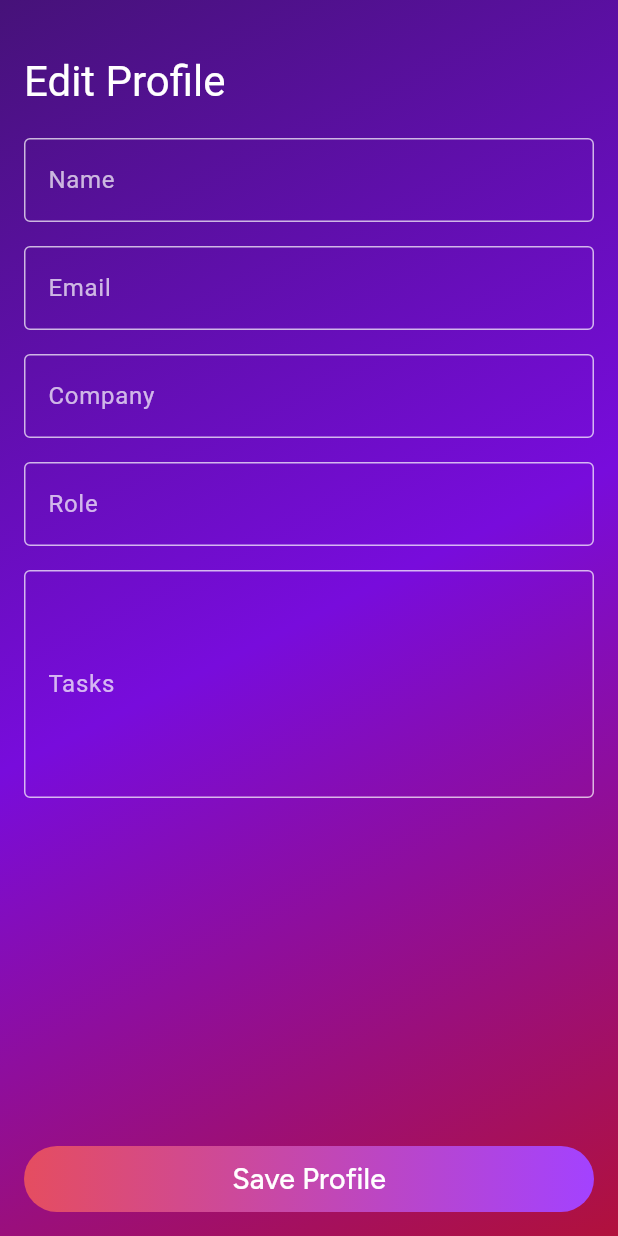
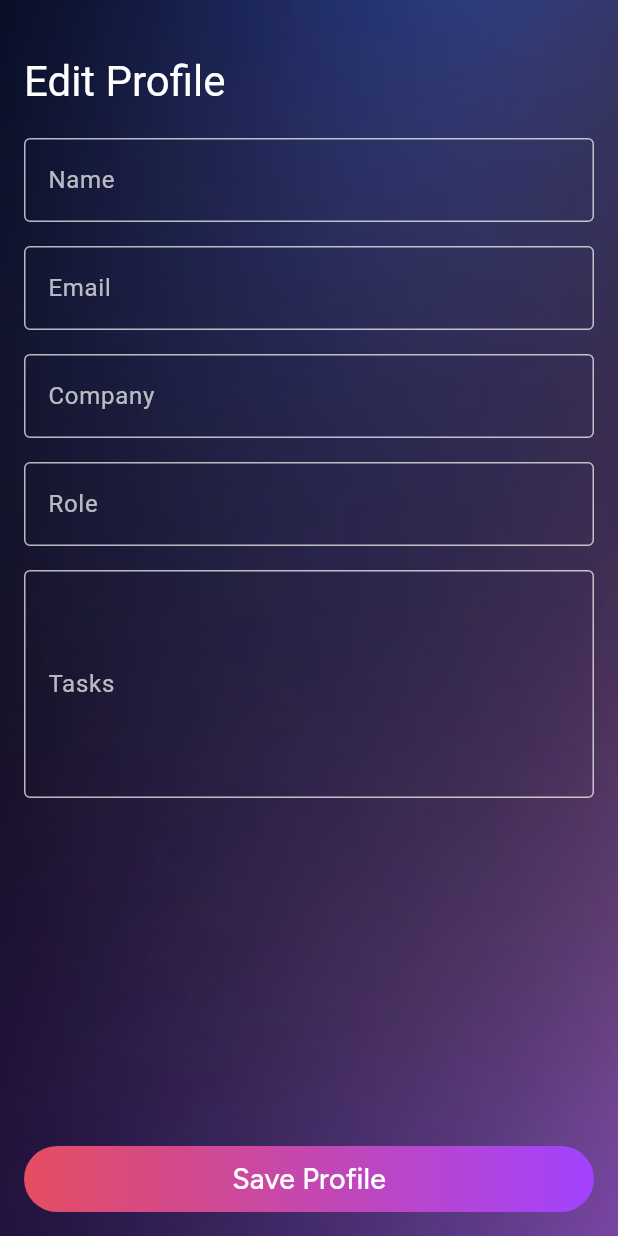
Before and after one commit to SajalDevX/hushh-connect, a Flutter app: the EditProfileScreen screen opened directly, on a phone screen of 412 x 824 dp. Run offline on Flutter 3.47's test engine with Material 3 defaults, Android fonts, the phone set to English and light mode, and no system bars; our stand-ins replace file_picker, firebase_auth, firebase_core, firebase_storage, flutter_image_compress, flutter_local_notifications and 8 more; missing offline and left inert: sharpapi_flutter_client, syncfusion_flutter_pdf; accounts and stored records are empty; project files that could hold a hidden picture were left out.

Commit message:
bug fixes

```diff
--- a/lib/main.dart
+++ b/lib/main.dart
@@ -95,7 +95,7 @@ class SplashScreen extends StatelessWidget {
     try {
       SharedPreferences prefs = await SharedPreferences.getInstance();
       // await prefs.clear();
-      await prefs.setInt('profile_progress', 6);
+      // await prefs.setInt('profile_progress', 6);
       // Check if Firebase authentication is valid
       bool isAuthenticated = FirebaseAuth.instance.currentUser != null;
       bool onboardingCompleted = prefs.getBool('onboarding_completed') ?? false;
--- a/lib/ui/app/profile/edit_profile/editProfileScreen.dart
+++ b/lib/ui/app/profile/edit_profile/editProfileScreen.dart
@@ -11,13 +11,7 @@ class EditProfileScreen extends StatefulWidget {
   State<EditProfileScreen> createState() => _EditProfileScreenState();
 }
 
-class _EditProfileScreenState extends State<EditProfileScreen>
-    with SingleTickerProviderStateMixin {
-  late AnimationController _controller;
-  late Animation<Color?> _color1;
-  late Animation<Color?> _color2;
-  late Animation<Color?> _color3;
-
+class _EditProfileScreenState extends State<EditProfileScreen> {
   final TextEditingController _nameController = TextEditingController();
   final TextEditingController _emailController = TextEditingController();
   final TextEditingController _roleController = TextEditingController();
@@ -47,31 +41,10 @@ class _EditProfileScreenState extends State<EditProfileScreen>
         }
       }
     });
-
-    _controller = AnimationController(
-      vsync: this,
-      duration: const Duration(milliseconds: 2500),
-    )..repeat(reverse: true);
-
-    _color1 = ColorTween(
-      begin: const Color.fromARGB(255, 214, 75, 75),
-      end: const Color(0xff190087),
-    ).animate(_controller);
-
-    _color2 = ColorTween(
-      begin: const Color(0xffa230ed),
-      end: const Color(0xff6b00d7),
-    ).animate(_controller);
-
-    _color3 = ColorTween(
-      begin: const Color(0xff3e00b3),
-      end: const Color.fromARGB(255, 213, 22, 22),
-    ).animate(_controller);
   }
 
   @override
   void dispose() {
-    _controller.dispose();
     _nameController.dispose();
     _emailController.dispose();
     _roleController.dispose();
@@ -105,27 +78,21 @@ class _EditProfileScreenState extends State<EditProfileScreen>
 
   @override
   Widget build(BuildContext context) {
+    final size = MediaQuery.of(context).size;
     return Scaffold(
       resizeToAvoidBottomInset: false,
       body: Stack(
         children: [
-          AnimatedBuilder(
-            animation: _controller,
-            builder: (context, child) {
-              return Container(
-                decoration: BoxDecoration(
-                  gradient: LinearGradient(
-                    begin: Alignment.topLeft,
-                    end: Alignment.bottomRight,
-                    colors: [
-                      _color1.value ?? Colors.deepPurpleAccent,
-                      _color2.value ?? Colors.blueAccent,
-                      _color3.value ?? Colors.pinkAccent,
-                    ],
-                  ),
-                ),
-              );
-            },
+          Container(
+            width: size.width,
+            height: size.height,
+            decoration: const BoxDecoration(
+              image: DecorationImage(
+                image: AssetImage(
+                    'lib/assets/images/app_bg.jpeg'), // Replace with your image path
+                fit: BoxFit.cover,
+              ),
+            ),
           ),
           SafeArea(
             child: Padding(
```
Also changed, not shown: lib/ui/components/customCard.dart (+15 -36 lines), 1 other file.
